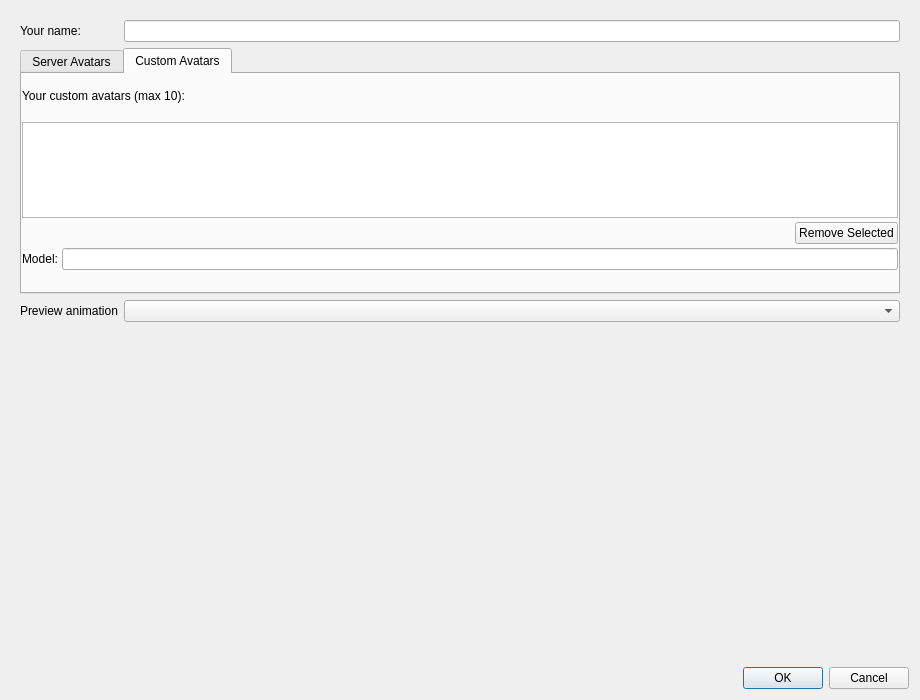
Above: gui_client/AvatarSettingsDialog.ui from KingdomVR/kingdomvr before the change. Below: the same form after it.
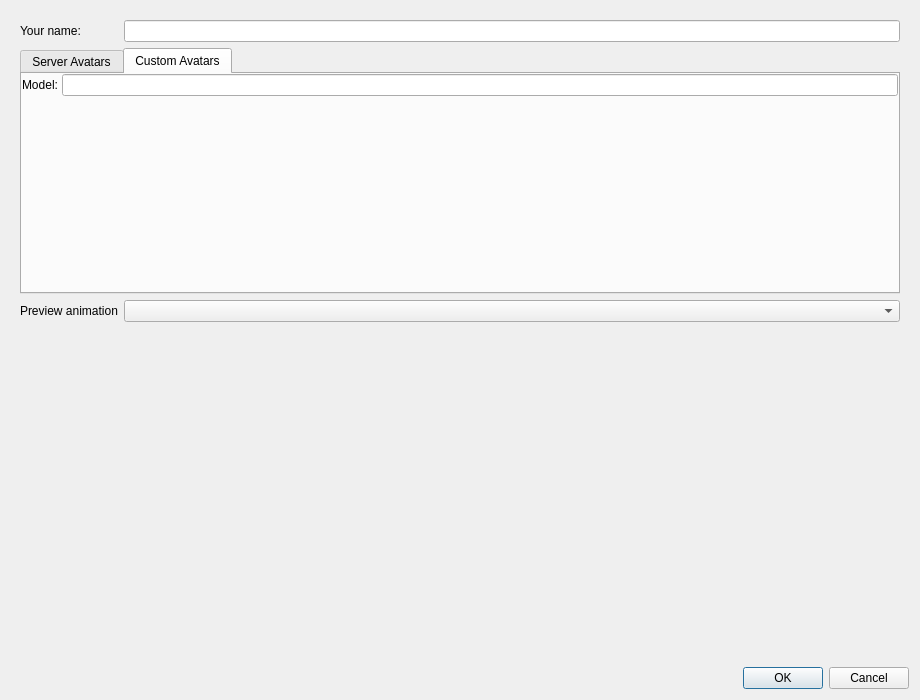
That is the form after the change. The open tabs and pages were chosen to show the change. Custom widgets are drawn as their Qt base class.

Commit message: give up on custom avatar list, revert to previous behavior

The edit to the form file:
```diff
--- a/gui_client/AvatarSettingsDialog.ui
+++ b/gui_client/AvatarSettingsDialog.ui
@@ -108,59 +108,6 @@
            <property name="bottomMargin">
             <number>0</number>
            </property>
-           <item>
-            <widget class="QLabel" name="customAvatarListLabel">
-             <property name="text">
-              <string>Your custom avatars (max 10):</string>
-             </property>
-            </widget>
-           </item>
-           <item>
-            <widget class="QListWidget" name="customAvatarListWidget">
-               <property name="sizePolicy">
-                <sizepolicy hsizetype="Expanding" vsizetype="Maximum">
-                 <horstretch>0</horstretch>
-                 <verstretch>0</verstretch>
-                </sizepolicy>
-               </property>
-             <property name="minimumSize">
-              <size>
-               <width>0</width>
-                 <height>90</height>
-              </size>
-             </property>
-               <property name="maximumSize">
-                <size>
-                 <width>16777215</width>
-                 <height>96</height>
-                </size>
-               </property>
-            </widget>
-           </item>
-             <item>
-              <layout class="QHBoxLayout" name="horizontalLayout_customListButtons">
-               <item>
-                <spacer name="horizontalSpacer_customListButtons">
-                 <property name="orientation">
-                  <enum>Qt::Horizontal</enum>
-                 </property>
-                 <property name="sizeHint" stdset="0">
-                  <size>
-                   <width>40</width>
-                   <height>20</height>
-                  </size>
-                 </property>
-                </spacer>
-               </item>
-               <item>
-                <widget class="QPushButton" name="removeCustomAvatarButton">
-                 <property name="text">
-                  <string>Remove Selected</string>
-                 </property>
-                </widget>
-               </item>
-              </layout>
-             </item>
            <item>
             <layout class="QFormLayout" name="formLayout_customSelect">
              <item row="0" column="0">
```
Left out of the diff: 18 changed lines with no effect on the pictures. The commit also changes 2 other files.
